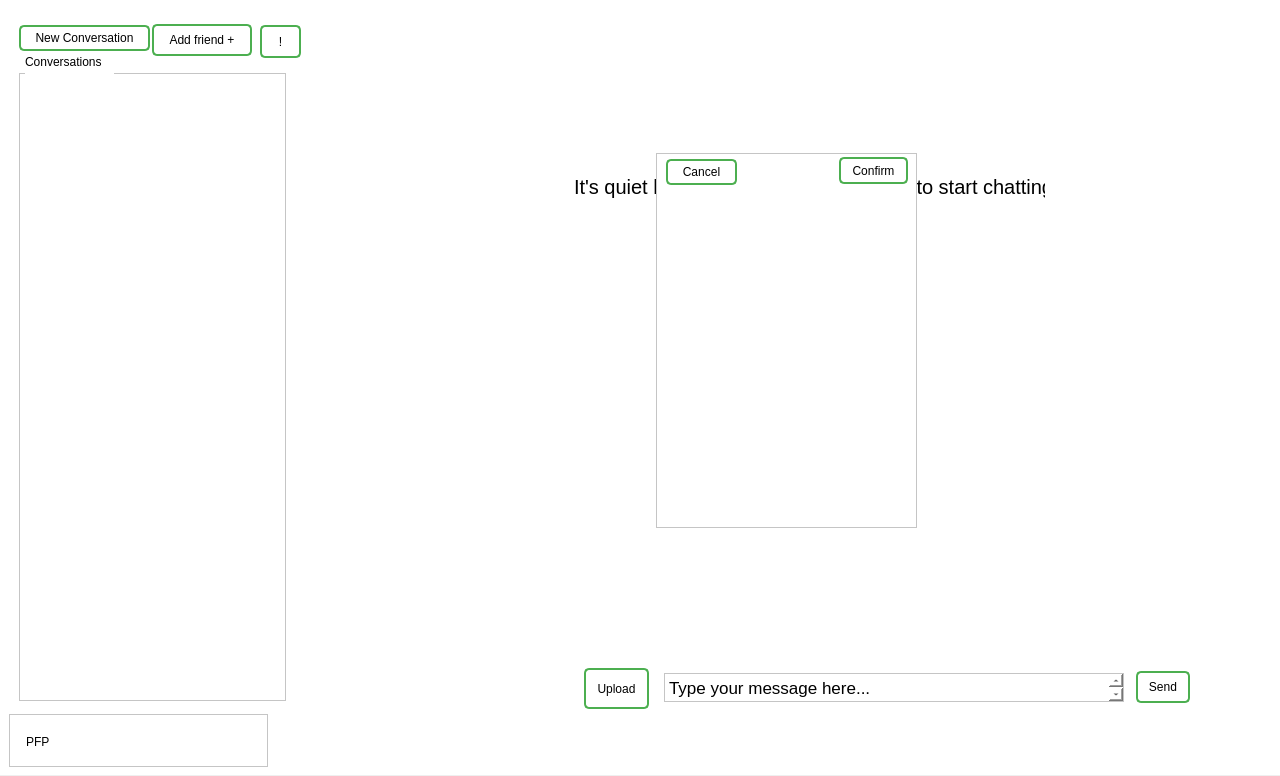
JustinGetty/LotusAppClient, file Forms/mainwindow.ui: the form before one commit.
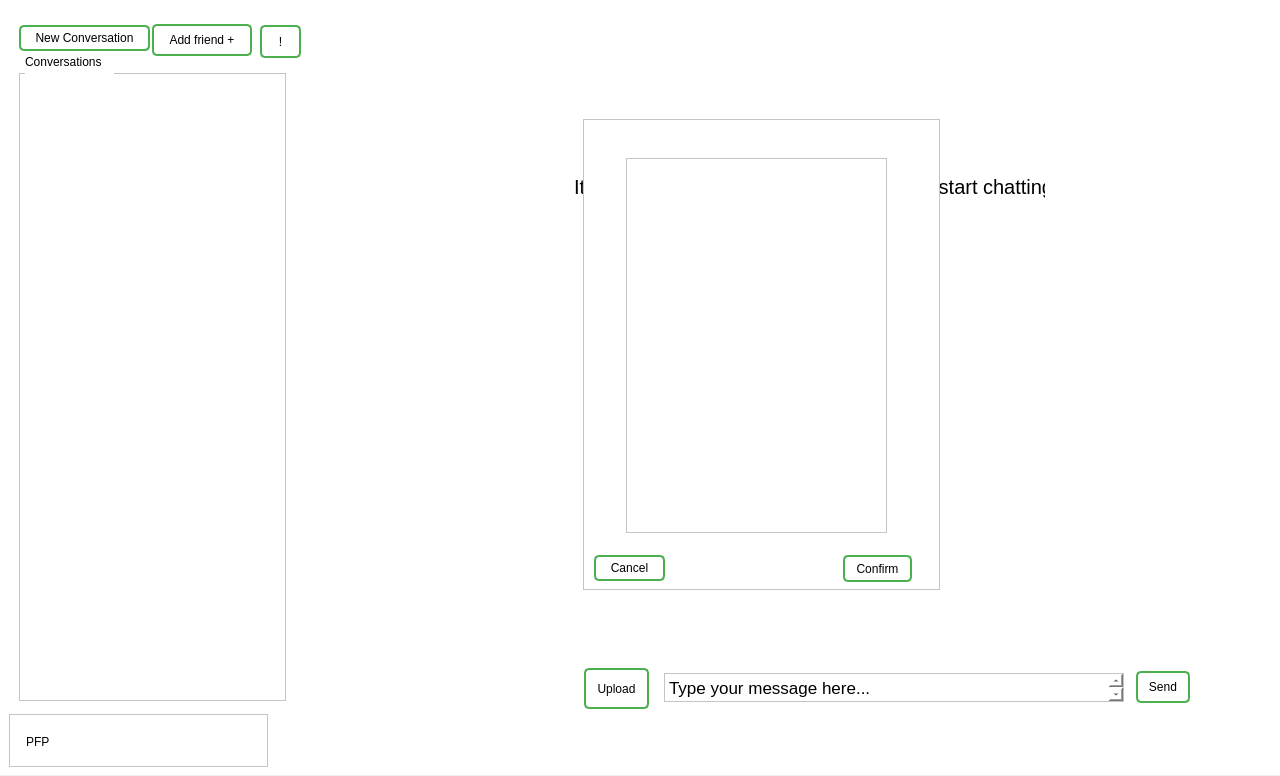
The form after the commit.

Patch:
```diff
--- a/Forms/mainwindow.ui
+++ b/Forms/mainwindow.ui
@@ -733,62 +733,78 @@
          <string>It's quiet here. Click on a conversation to start chatting!</string>
         </property>
        </widget>
-       <widget class="QScrollArea" name="AddToConversationScrollArea">
+       <widget class="QFrame" name="new_conversation_frame">
         <property name="geometry">
          <rect>
-          <x>331</x>
-          <y>145</y>
-          <width>261</width>
-          <height>375</height>
+          <x>258</x>
+          <y>111</y>
+          <width>357</width>
+          <height>471</height>
          </rect>
         </property>
-        <property name="widgetResizable">
-         <bool>true</bool>
+        <property name="frameShape">
+         <enum>QFrame::Shape::StyledPanel</enum>
         </property>
-        <widget class="QWidget" name="scrollAreaWidgetContents_5">
+        <property name="frameShadow">
+         <enum>QFrame::Shadow::Raised</enum>
+        </property>
+        <widget class="QPushButton" name="CancelNewConversationButton">
          <property name="geometry">
           <rect>
-           <x>0</x>
-           <y>0</y>
-           <width>259</width>
-           <height>373</height>
+           <x>11</x>
+           <y>436</y>
+           <width>71</width>
+           <height>26</height>
           </rect>
          </property>
-         <widget class="QPushButton" name="CancelNewConversationPushButton">
-          <property name="geometry">
-           <rect>
-            <x>9</x>
-            <y>5</y>
-            <width>71</width>
-            <height>26</height>
-           </rect>
-          </property>
-          <property name="styleSheet">
-           <string notr="true">QPushButton{
+         <property name="styleSheet">
+          <string notr="true">QPushButton{
 	color: #000000;
 }</string>
-          </property>
-          <property name="text">
-           <string>Cancel</string>
-          </property>
-         </widget>
-         <widget class="QPushButton" name="ConfirmNewConversationButton">
+         </property>
+         <property name="text">
+          <string>Cancel</string>
+         </property>
+        </widget>
+        <widget class="QPushButton" name="ConfirmNewConversationButton">
+         <property name="geometry">
+          <rect>
+           <x>260</x>
+           <y>436</y>
+           <width>69</width>
+           <height>27</height>
+          </rect>
+         </property>
+         <property name="styleSheet">
+          <string notr="true">QPushButton{
+	color: #000000;
+}</string>
+         </property>
+         <property name="text">
+          <string>Confirm</string>
+         </property>
+        </widget>
+        <widget class="QScrollArea" name="AddToConversationScrollArea">
+         <property name="geometry">
+          <rect>
+           <x>43</x>
+           <y>39</y>
+           <width>261</width>
+           <height>375</height>
+          </rect>
+         </property>
+         <property name="widgetResizable">
+          <bool>true</bool>
+         </property>
+         <widget class="QWidget" name="scrollAreaWidgetContents_5">
           <property name="geometry">
            <rect>
-            <x>182</x>
-            <y>3</y>
-            <width>69</width>
-            <height>27</height>
+            <x>0</x>
+            <y>0</y>
+            <width>259</width>
+            <height>373</height>
            </rect>
           </property>
-          <property name="styleSheet">
-           <string notr="true">QPushButton{
-	color: #000000;
-}</string>
-          </property>
-          <property name="text">
-           <string>Confirm</string>
-          </property>
          </widget>
         </widget>
        </widget>
```
